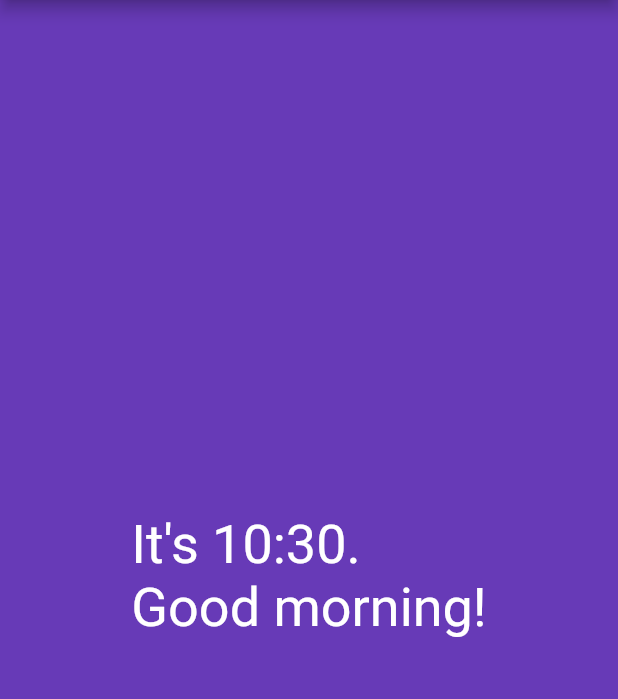
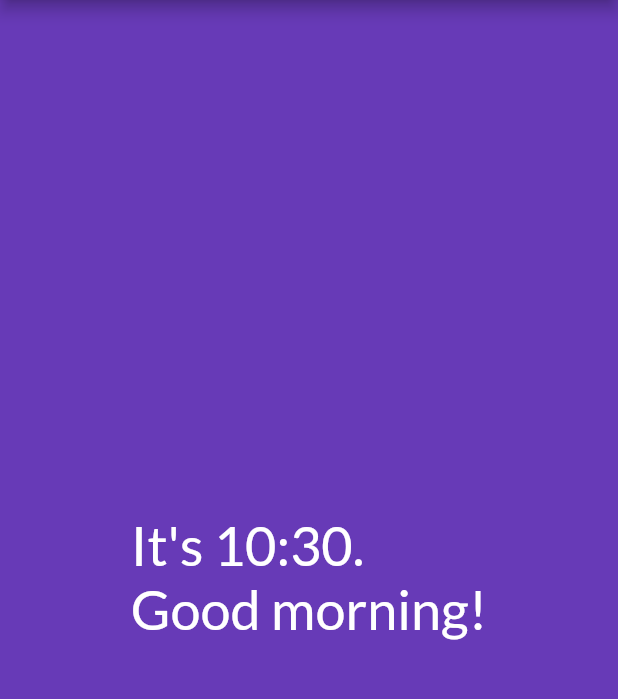
Before and after one commit to maciejlaufer/just-cycle, a Flutter app: the screen it shows after launch, on a phone screen of 412 x 824 dp, the part 84-783 px from its top. Run offline on Flutter 3.47's test engine with Material 2 defaults, Android fonts, the phone set to English and light mode, and no system bars.

Commit message:
Added font style in home widget

```diff
--- a/lib/screens/home.dart
+++ b/lib/screens/home.dart
@@ -9,7 +9,13 @@ class Home extends StatelessWidget {
         child: Text(
           sayHello(),
           textDirection: TextDirection.ltr,
-          style: TextStyle(color: Colors.white, fontSize: 36.0),
+          style: TextStyle(
+            color: Colors.white,
+            fontSize: 36.0,
+            decoration: TextDecoration.none,
+            fontFamily: 'Lato',
+            fontWeight: FontWeight.normal
+          ),
         ),
       ),
     );
```
